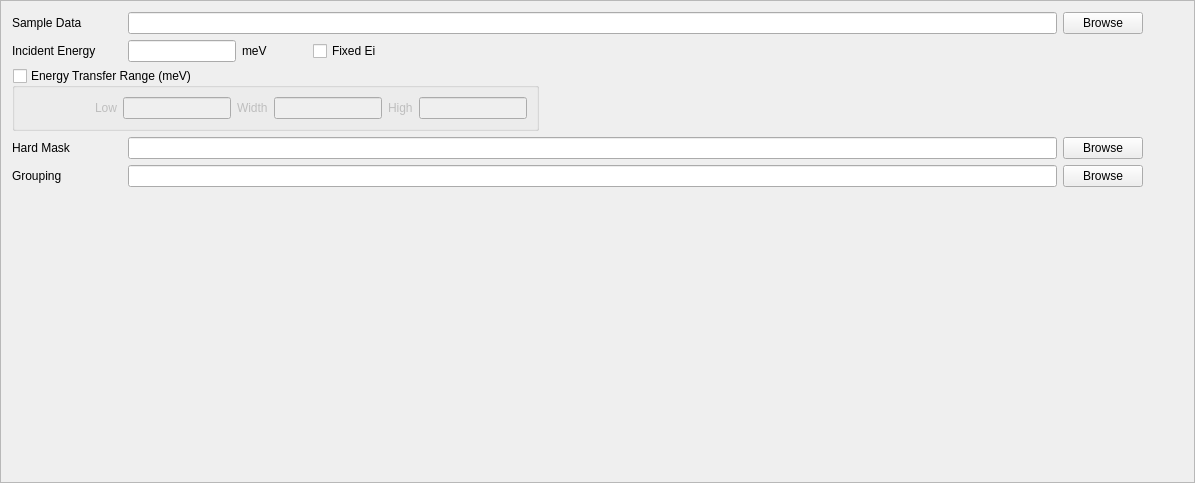
mantidproject/mantid, file Code/Mantid/scripts/Interface/ui/inelastic/dgs_sample_setup.ui: the form before one commit.
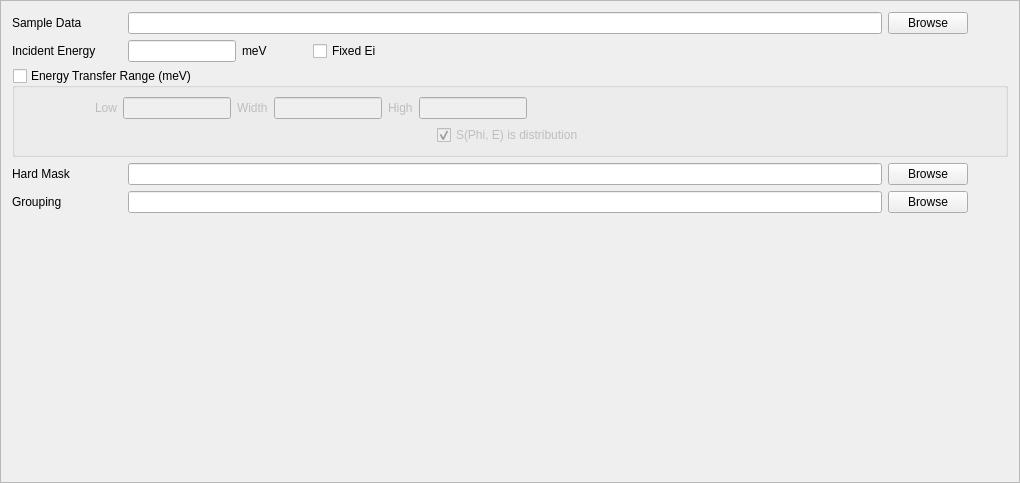
The form after the commit.

What changed in the file:
```diff
--- a/Code/Mantid/scripts/Interface/ui/inelastic/dgs_sample_setup.ui
+++ b/Code/Mantid/scripts/Interface/ui/inelastic/dgs_sample_setup.ui
@@ -6,7 +6,7 @@
    <rect>
     <x>0</x>
     <y>0</y>
-    <width>1195</width>
+    <width>1020</width>
     <height>483</height>
    </rect>
   </property>
@@ -19,7 +19,7 @@
   <property name="frameShadow">
    <enum>QFrame::Raised</enum>
   </property>
-  <layout class="QVBoxLayout" name="verticalLayout">
+  <layout class="QVBoxLayout" name="verticalLayout_2">
    <item>
     <layout class="QHBoxLayout" name="horizontalLayout">
      <item>
@@ -134,8 +134,6 @@
     </layout>
    </item>
    <item>
-    <layout class="QHBoxLayout" name="horizontalLayout_6">
-     <item>
       <widget class="QGroupBox" name="et_range_box">
        <property name="title">
         <string>Energy Transfer Range (meV)</string>
@@ -146,7 +144,9 @@
        <property name="checked">
         <bool>false</bool>
        </property>
-       <layout class="QHBoxLayout" name="horizontalLayout_3">
+     <layout class="QVBoxLayout" name="verticalLayout">
+      <item>
+       <layout class="QHBoxLayout" name="horizontalLayout_6">
         <item>
          <widget class="QLabel" name="etr_low_label">
           <property name="minimumSize">
@@ -207,9 +207,6 @@
           </property>
          </widget>
         </item>
-       </layout>
-      </widget>
-     </item>
      <item>
       <spacer name="horizontalSpacer_6">
        <property name="orientation">
@@ -224,6 +221,49 @@
       </spacer>
      </item>
     </layout>
+      </item>
+      <item>
+       <layout class="QHBoxLayout" name="horizontalLayout_3">
+        <item>
+         <spacer name="horizontalSpacer_8">
+          <property name="orientation">
+           <enum>Qt::Horizontal</enum>
+          </property>
+          <property name="sizeHint" stdset="0">
+           <size>
+            <width>40</width>
+            <height>20</height>
+           </size>
+          </property>
+         </spacer>
+        </item>
+        <item>
+         <widget class="QCheckBox" name="et_is_distribution_cb">
+          <property name="text">
+           <string>S(Phi, E) is distribution</string>
+          </property>
+          <property name="checked">
+           <bool>true</bool>
+          </property>
+         </widget>
+        </item>
+        <item>
+         <spacer name="horizontalSpacer_7">
+          <property name="orientation">
+           <enum>Qt::Horizontal</enum>
+          </property>
+          <property name="sizeHint" stdset="0">
+           <size>
+            <width>40</width>
+            <height>20</height>
+           </size>
+          </property>
+         </spacer>
+        </item>
+       </layout>
+      </item>
+     </layout>
+    </widget>
    </item>
    <item>
     <layout class="QHBoxLayout" name="horizontalLayout_4">
```
Lines whose indentation alone changed are shown as unchanged.
